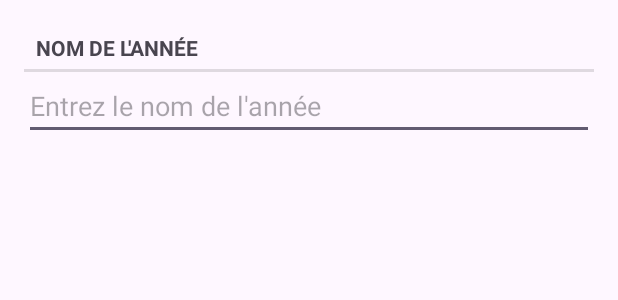
After one commit to Nicksow/NoteTracker, an Android app: the layout framgent_edit_bac_year.xml on its own in the app's theme, with its tools: preview values and no code run, on a phone screen of 412 x 824 dp. The commit adds this screen. Shown: the top 300 px of the screen. Run offline under Robolectric (Android 15) with nearby library versions, the phone set to English and light mode, and no system bars.

Commit message:
adding name edition for BacYear

```diff
--- a/app/src/main/AndroidManifest.xml
+++ b/app/src/main/AndroidManifest.xml
@@ -21,6 +21,7 @@
                 <category android:name="android.intent.category.LAUNCHER" />
             </intent-filter>
         </activity>
+        <activity android:name=".controllers.EditActivity"/>
     </application>
 
 </manifest>
--- /dev/null
+++ b/app/src/main/java/b3/mobile/nicolaschen/notetracker/controllers/AssessmentFragment.java
@@ -0,0 +1,4 @@
+package b3.mobile.nicolaschen.notetracker.controllers;
+
+public class AssessmentFragment {
+}
--- /dev/null
+++ b/app/src/main/java/b3/mobile/nicolaschen/notetracker/controllers/ListActivity.java
@@ -0,0 +1,6 @@
+package b3.mobile.nicolaschen.notetracker.controllers;
+
+import androidx.appcompat.app.AppCompatActivity;
+
+public class ListActivity extends AppCompatActivity {
+}
--- /dev/null
+++ b/app/src/main/java/b3/mobile/nicolaschen/notetracker/controllers/StudentFragment.java
@@ -0,0 +1,4 @@
+package b3.mobile.nicolaschen.notetracker.controllers;
+
+public class StudentFragment {
+}
--- a/app/src/main/java/b3/mobile/nicolaschen/notetracker/models/BacYearLab.java
+++ b/app/src/main/java/b3/mobile/nicolaschen/notetracker/models/BacYearLab.java
@@ -6,6 +6,7 @@ import android.database.sqlite.SQLiteDatabase;
 
 import java.util.ArrayList;
 import java.util.List;
+import java.util.UUID;
 
 import b3.mobile.nicolaschen.notetracker.database.NoteBaseHelper;
 import b3.mobile.nicolaschen.notetracker.database.NoteCursorWrapper;
@@ -41,10 +42,10 @@ public class BacYearLab {
                 new String[]{uuidString});
     }
 
-    public BacYear getBacYear(String id) {
+    public BacYear getBacYear(UUID id) {
         NoteCursorWrapper cursor =
                 queryBacYears(NoteDbSchema.BacYearTable.cols.UUID + " = ? ",
-                        new String[]{id}
+                        new String[]{id.toString()}
                 );
         try {
             if (cursor.getCount() == 0)
--- /dev/null
+++ b/app/src/main/res/layout/framgent_edit_bac_year.xml
@@ -0,0 +1,19 @@
+<?xml version="1.0" encoding="utf-8"?>
+<LinearLayout xmlns:android="http://schemas.android.com/apk/res/android"
+    android:layout_width="match_parent"
+    android:layout_height="match_parent"
+    android:layout_margin="16dp"
+    android:orientation="vertical">
+
+    <TextView
+        android:layout_width="match_parent"
+        android:layout_height="wrap_content"
+        style="?android:listSeparatorTextViewStyle"
+        android:text="@string/bac_year_title"/>
+    <EditText
+        android:layout_width="match_parent"
+        android:layout_height="wrap_content"
+        android:id="@+id/bac_year_editText"
+        android:hint="@string/bac_year_hint"/>
+
+</LinearLayout>
--- a/app/src/main/res/values/strings.xml
+++ b/app/src/main/res/values/strings.xml
@@ -3,4 +3,6 @@
     <string name="add">Ajouter</string>
     <string name="class_title">Classes</string>
     <string name="class_name">Class Name</string>
+    <string name="bac_year_title">Nom de l\'année</string>
+    <string name="bac_year_hint">Entrez le nom de l\'année</string>
 </resources>
```
Also changed, not shown: app/src/main/java/b3/mobile/nicolaschen/notetracker/controllers/BacYearEditFragment.java (added, +60 -0 lines), app/src/main/java/b3/mobile/nicolaschen/notetracker/controllers/ClassListActivity.java (+11 -1 lines), app/src/main/java/b3/mobile/nicolaschen/notetracker/controllers/EditActivity.java (added, +33 -0 lines), app/src/main/res/layout/activity_edit.xml (added, +7 -0 lines).
